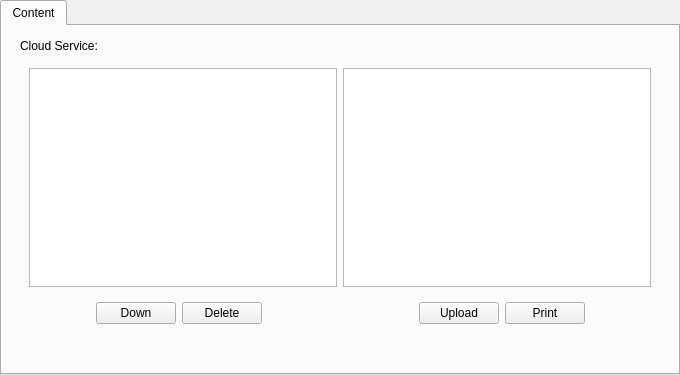
photonlili/Tank, file tank/qcloudform.ui: the form before one commit.
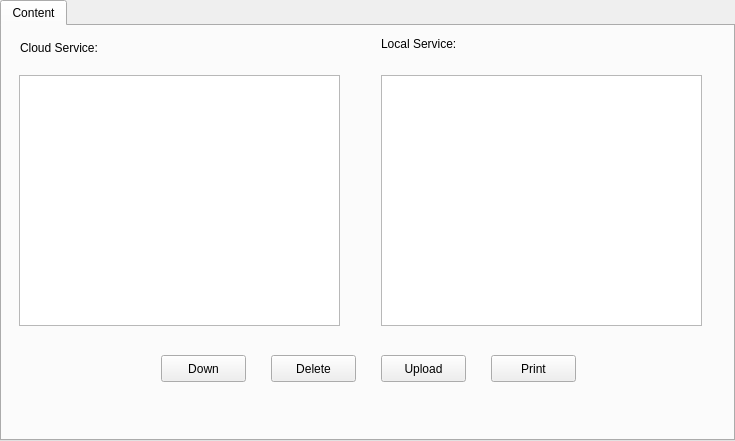
The form after the commit. Custom widgets are drawn as their Qt base class.

The edit to the form file:
```diff
--- a/tank/qcloudform.ui
+++ b/tank/qcloudform.ui
@@ -6,8 +6,8 @@
    <rect>
     <x>0</x>
     <y>0</y>
-    <width>680</width>
-    <height>375</height>
+    <width>735</width>
+    <height>441</height>
    </rect>
   </property>
   <property name="windowTitle">
@@ -41,113 +41,104 @@
        </property>
        <item row="0" column="0">
         <widget class="QWidget" name="widgetCloud" native="true">
-         <layout class="QGridLayout" name="gridLayout_2">
-          <property name="topMargin">
-           <number>4</number>
-          </property>
-          <property name="bottomMargin">
-           <number>40</number>
-          </property>
-          <item row="2" column="2">
            <widget class="QCPushButton" name="pushButton_del">
+          <property name="geometry">
+           <rect>
+            <x>260</x>
+            <y>320</y>
+            <width>85</width>
+            <height>27</height>
+           </rect>
+          </property>
             <property name="text">
              <string>Delete</string>
             </property>
            </widget>
-          </item>
-          <item row="2" column="3">
-           <spacer name="horizontalSpacer_4">
-            <property name="orientation">
-             <enum>Qt::Horizontal</enum>
-            </property>
-            <property name="sizeHint" stdset="0">
-             <size>
-              <width>60</width>
-              <height>20</height>
-             </size>
-            </property>
-           </spacer>
-          </item>
-          <item row="2" column="6">
            <widget class="QCPushButton" name="btn_print">
+          <property name="geometry">
+           <rect>
+            <x>480</x>
+            <y>320</y>
+            <width>85</width>
+            <height>27</height>
+           </rect>
+          </property>
             <property name="text">
              <string>Print</string>
             </property>
            </widget>
-          </item>
-          <item row="2" column="1">
            <widget class="QCPushButton" name="pushButton_down">
+          <property name="geometry">
+           <rect>
+            <x>150</x>
+            <y>320</y>
+            <width>85</width>
+            <height>27</height>
+           </rect>
+          </property>
             <property name="text">
              <string>Down</string>
             </property>
            </widget>
-          </item>
-          <item row="2" column="5">
            <widget class="QCPushButton" name="pushButton_upload">
+          <property name="geometry">
+           <rect>
+            <x>370</x>
+            <y>320</y>
+            <width>85</width>
+            <height>27</height>
+           </rect>
+          </property>
             <property name="text">
              <string>Upload</string>
             </property>
            </widget>
-          </item>
-          <item row="2" column="4">
-           <spacer name="horizontalSpacer_3">
-            <property name="orientation">
-             <enum>Qt::Horizontal</enum>
-            </property>
-            <property name="sizeHint" stdset="0">
-             <size>
-              <width>59</width>
-              <height>20</height>
-             </size>
-            </property>
-           </spacer>
-          </item>
-          <item row="2" column="7">
-           <spacer name="horizontalSpacer_2">
-            <property name="orientation">
-             <enum>Qt::Horizontal</enum>
-            </property>
-            <property name="sizeHint" stdset="0">
-             <size>
-              <width>59</width>
-              <height>20</height>
-             </size>
-            </property>
-           </spacer>
-          </item>
-          <item row="2" column="0">
-           <spacer name="horizontalSpacer">
-            <property name="orientation">
-             <enum>Qt::Horizontal</enum>
-            </property>
-            <property name="sizeHint" stdset="0">
-             <size>
-              <width>59</width>
-              <height>20</height>
-             </size>
-            </property>
-           </spacer>
-          </item>
-          <item row="1" column="0" colspan="8">
-           <widget class="QWidget" name="widget" native="true">
-            <layout class="QHBoxLayout" name="horizontalLayout_2">
-             <item>
-              <widget class="QCloudTreeWidget" name="treeCloud"/>
-             </item>
-             <item>
-              <widget class="QCloudLocalTreeWidget" name="treeLocal"/>
-             </item>
-            </layout>
-           </widget>
-          </item>
-          <item row="0" column="0" colspan="2">
            <widget class="QLabel" name="label">
+          <property name="geometry">
+           <rect>
+            <x>9</x>
+            <y>4</y>
+            <width>96</width>
+            <height>17</height>
+           </rect>
+          </property>
             <property name="text">
              <string>Cloud Service:</string>
             </property>
            </widget>
-          </item>
-         </layout>
+         <widget class="QLabel" name="label_2">
+          <property name="geometry">
+           <rect>
+            <x>370</x>
+            <y>0</y>
+            <width>92</width>
+            <height>17</height>
+           </rect>
+          </property>
+          <property name="text">
+           <string>Local Service:</string>
+          </property>
+         </widget>
+         <widget class="QCloudTreeWidget" name="treeCloud">
+          <property name="geometry">
+           <rect>
+            <x>8</x>
+            <y>40</y>
+            <width>321</width>
+            <height>251</height>
+           </rect>
+          </property>
+         </widget>
+         <widget class="QCloudLocalTreeWidget" name="treeLocal">
+          <property name="geometry">
+           <rect>
+            <x>370</x>
+            <y>40</y>
+            <width>321</width>
+            <height>251</height>
+           </rect>
+          </property>
+         </widget>
         </widget>
        </item>
       </layout>
```
Lines whose indentation alone changed are shown as unchanged.
